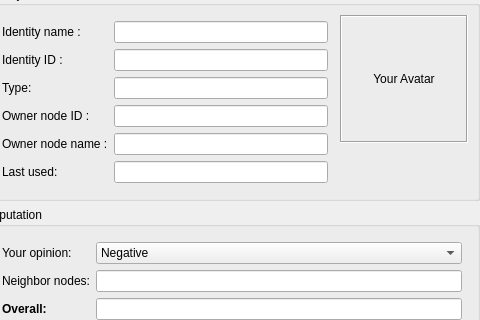
First picture: the form in retroshare-gui/src/gui/Identity/IdDialog.ui, repository RetroShare/RetroShare, before the edit; both pictures show x 346 to 826 and y 141 to 461 of the 826 by 630 pixel window.
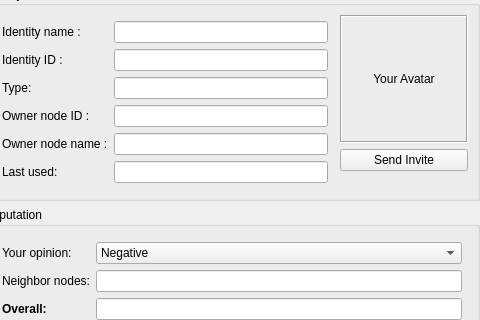
Second picture: the form after the edit. Icons and pictures are not drawn. Custom widgets are drawn as their Qt base class.

Commit message: Added Send Invite Button to People Dialog.

What changed in the file:
```diff
--- a/retroshare-gui/src/gui/Identity/IdDialog.ui
+++ b/retroshare-gui/src/gui/Identity/IdDialog.ui
@@ -495,6 +495,13 @@
               </property>
              </widget>
             </item>
+            <item>
+             <widget class="QPushButton" name="inviteButton">
+              <property name="text">
+               <string>Send Invite</string>
+              </property>
+             </widget>
+            </item>
             <item>
              <spacer name="verticalSpacer_3">
               <property name="orientation">
```
Left out of the diff: 35 changed lines with no effect on the pictures. The commit also changes 2 other files.
